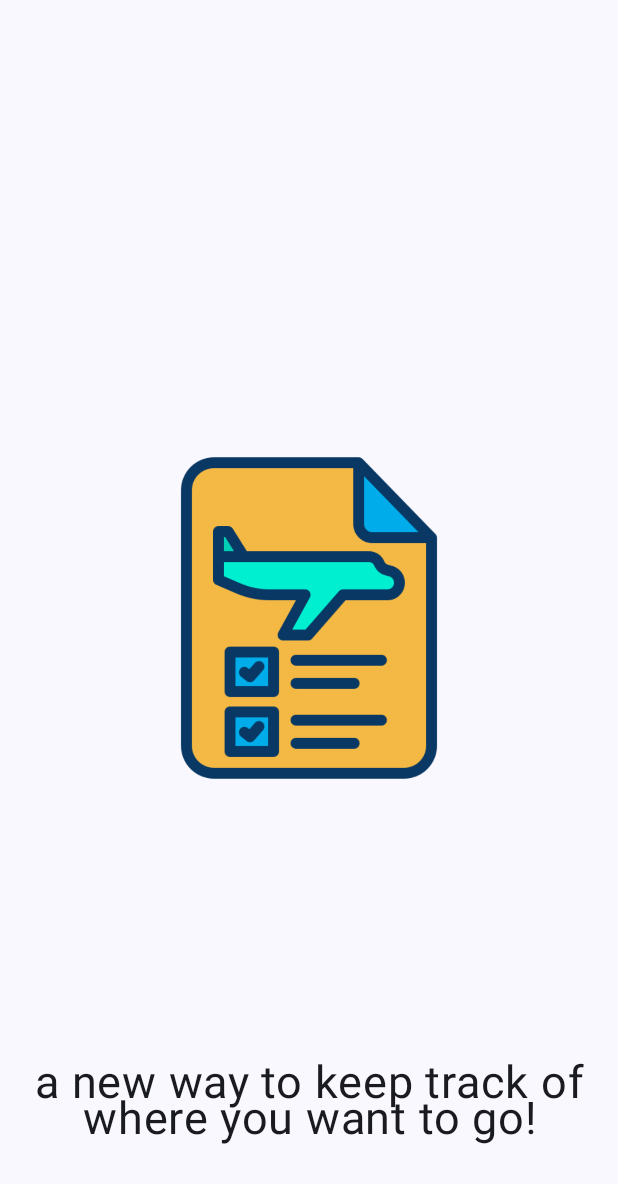
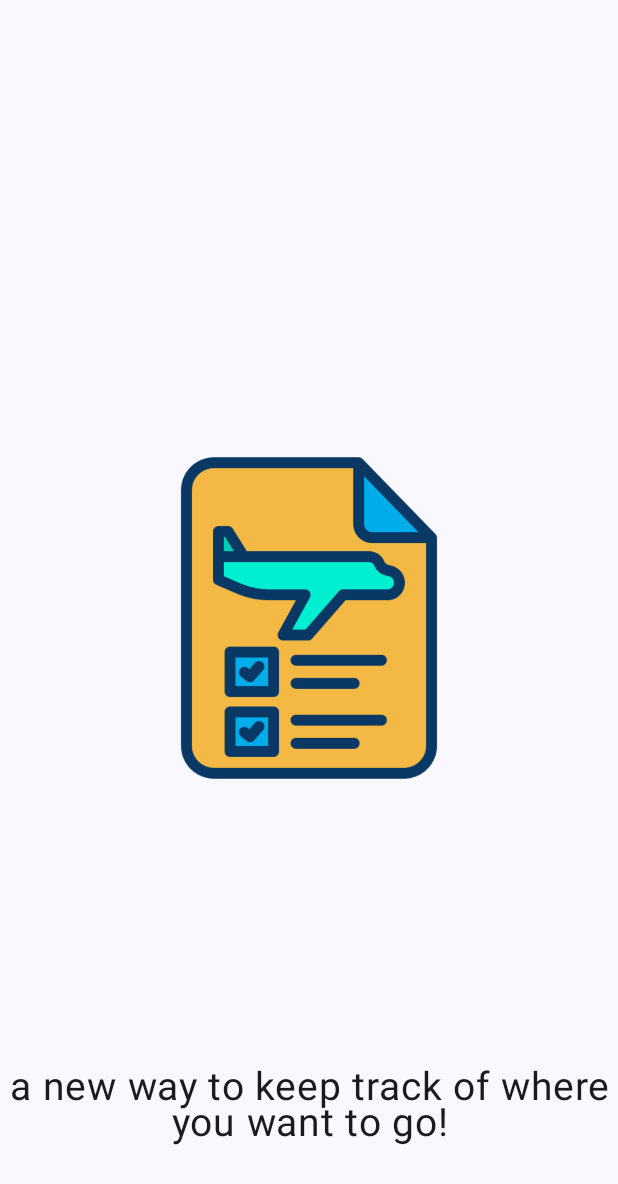
Before and after one commit to Robin8er/ToVisitMapApp, an Android app built with Jetpack Compose: the first screen one second after launch (MainActivity), on a phone screen of 412 x 824 dp. Shown: the top 1184 px of the screen. Run offline under Robolectric (Android 15) with nearby library versions, the phone set to English and light mode, and no system bars; our stand-ins replace Dagger/Hilt's generated code.

Commit message:
got rid of prior and added some colors heh

```diff
--- a/app/src/main/java/hu/ait/tovisitmapapp/ui/screen/MapScreen.kt
+++ b/app/src/main/java/hu/ait/tovisitmapapp/ui/screen/MapScreen.kt
@@ -274,6 +274,7 @@ private fun AddLocationForm(
 
         var nameError by rememberSaveable {mutableStateOf(false)}
 
+
         var geocodeText = "Total Error"
         val context = LocalContext.current
         val geocoder = Geocoder(context, Locale.getDefault())
@@ -335,7 +336,7 @@ private fun AddLocationForm(
             )
 
             Spacer(modifier = Modifier.height(10.dp))
-            Text(text = "Priority: $toVisitItemPriority")
+            Text(text = "Priority:")
             Slider(
                 value = toVisitItemPriority,
                 onValueChange = { toVisitItemPriority = it }
--- a/app/src/main/java/hu/ait/tovisitmapapp/ui/screen/OpeningScreen.kt
+++ b/app/src/main/java/hu/ait/tovisitmapapp/ui/screen/OpeningScreen.kt
@@ -61,7 +61,7 @@ fun OpeningScreen(
     Text(
         text = "a new way to keep track of where you want to go!",
         textAlign = TextAlign.Center,
-        fontSize = 30.sp,
+        fontSize = 26.sp,
         modifier = Modifier
             .align(Alignment.BottomCenter)
             .padding(bottom = 60.dp)
--- a/app/src/main/java/hu/ait/tovisitmapapp/ui/theme/Color.kt
+++ b/app/src/main/java/hu/ait/tovisitmapapp/ui/theme/Color.kt
@@ -5,6 +5,10 @@ import androidx.compose.ui.graphics.Color
 val Purple80 = Color(0xFFD0BCFF)
 val PurpleGrey80 = Color(0xFFCCC2DC)
 val Pink80 = Color(0xFFEFB8C8)
+val GoodBlue = Color(0xFF4677DD)
+val GoodRed = Color(0xFFCC1D1D)
+val GoodCard = Color(0xFF7897C5)
+
 
 val Purple40 = Color(0xFF6650a4)
 val PurpleGrey40 = Color(0xFF625b71)
```
Also changed, not shown: app/src/main/java/hu/ait/tovisitmapapp/ui/screen/ToVisitListScreen.kt (+6 -3 lines).
